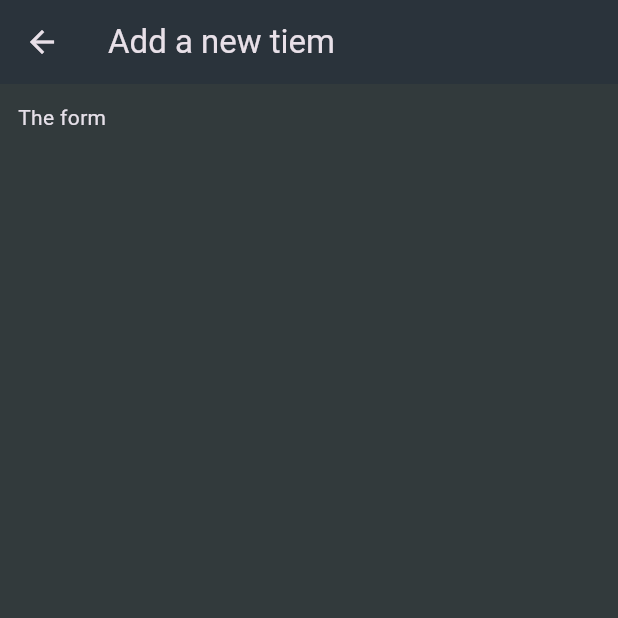
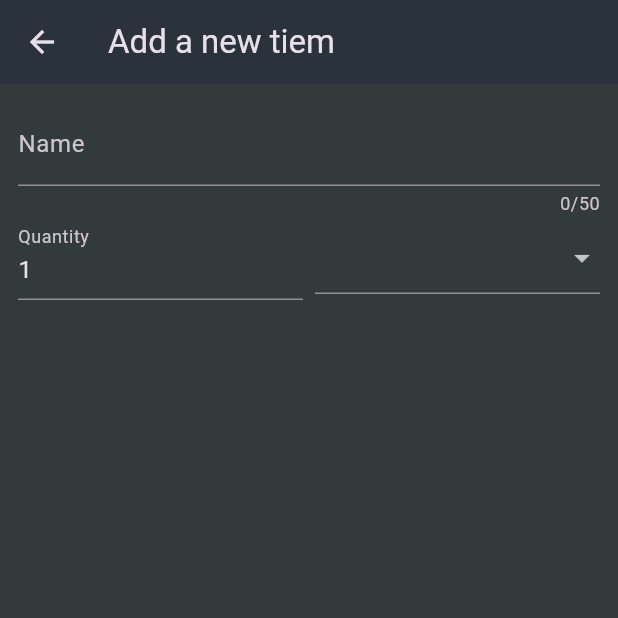
Before and after one commit to verdetea22/shopping_list, a Flutter app: the NewItem screen opened directly, on a phone screen of 412 x 824 dp, the top half of it. Run offline on Flutter 3.47's test engine with Material 3 defaults, Android fonts, the phone set to English and light mode, and no system bars.

Commit message:
add form: name, qty, dropdown cat

```diff
--- a/lib/widgets/new_item.dart
+++ b/lib/widgets/new_item.dart
@@ -1,4 +1,5 @@
 import 'package:flutter/material.dart';
+import 'package:shopping_list/data/categories.dart';
 
 class NewItem extends StatefulWidget {
   const NewItem({super.key});
@@ -16,9 +17,60 @@ class _NewItemState extends State<NewItem> {
       appBar: AppBar(
         title: const Text('Add a new tiem'),
       ),
-      body: const Padding(
-        padding: EdgeInsets.all(12),
-        child: Text('The form'),
+      body: Padding(
+        padding: const EdgeInsets.all(12),
+        child: Form(
+          child: Column(
+            children: [
+              TextFormField(
+                maxLength: 50,
+                decoration: const InputDecoration(
+                  label: Text('Name'),
+                ),
+                validator: (value) {
+                  return 'demo'; //error message
+                },
+              ), //instead of TextField()
+              Row(
+                children: [
+                  Expanded(
+                    child: TextFormField(
+                      decoration: const InputDecoration(
+                        label: Text('Quantity'),
+                      ),
+                      initialValue: '1',
+                    ),
+                  ),
+                  const SizedBox(width: 8),
+                  Expanded(
+                    child: DropdownButtonFormField(
+                      items: [
+                        for (final category in categories.entries) //entries iterates through maps
+                          DropdownMenuItem(
+                            value: category.value,
+                            child: Row(
+                              children: [
+                                Container(
+                                  width: 16,
+                                  height: 16,
+                                  color: category.value.color,
+                                ),
+                                const SizedBox(width: 6),
+                                Text(category.value.title),
+                              ]
+                            ),
+                          ),
+                      ],
+                      onChanged: (value) {
+
+                      },
+                    ),
+                  )
+                ],
+              ),
+            ],
+          ),
+        ),
       ),
     );
   }
```
